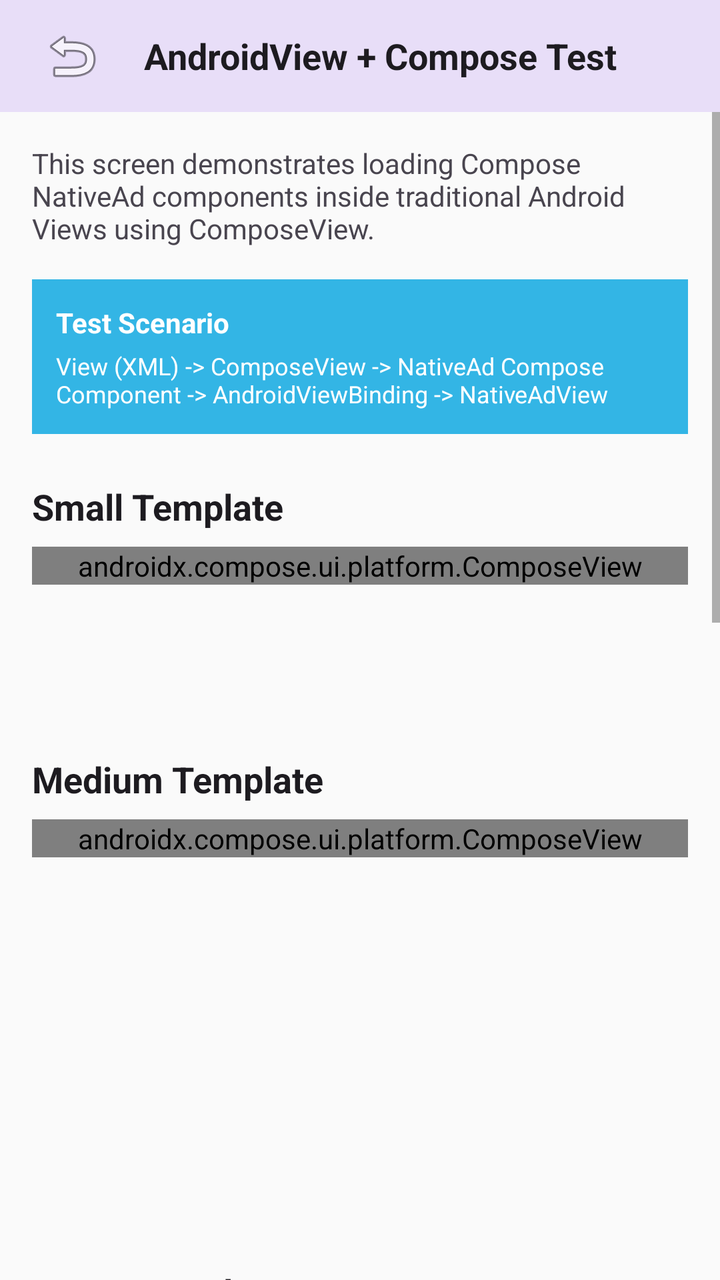
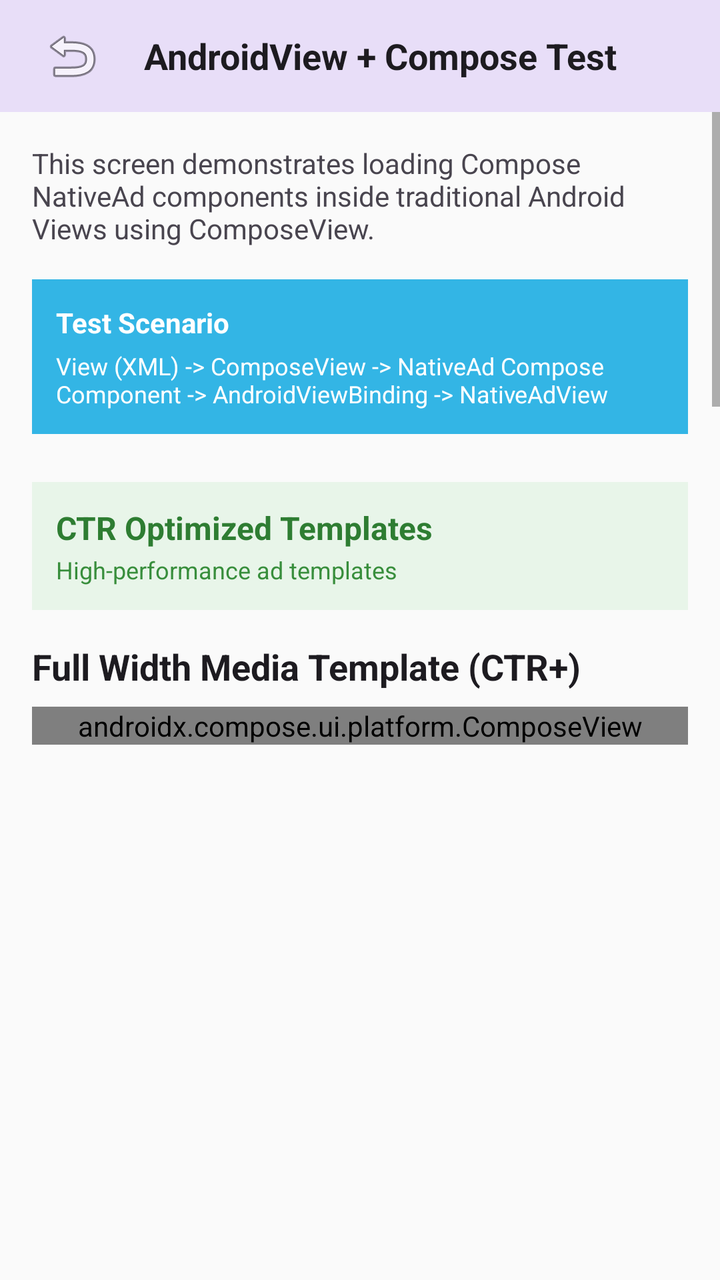

An Android layout rendered at two revisions. The XML below is the earlier revision; the diff shows what the commit changed to produce the second picture.
<!-- AndroidManifest.xml: activity theme android:Theme.Material.Light.NoActionBar -->
<!-- res/layout/activity_android_view_sample.xml -->
<?xml version="1.0" encoding="utf-8"?>
<LinearLayout xmlns:android="http://schemas.android.com/apk/res/android"
    android:layout_width="match_parent"
    android:layout_height="match_parent"
    android:orientation="vertical"
    android:background="#FAFAFA">

    
    <LinearLayout
        android:layout_width="match_parent"
        android:layout_height="56dp"
        android:background="#E8DEF8"
        android:gravity="center_vertical"
        android:paddingHorizontal="16dp">

        <ImageButton
            android:id="@+id/backButton"
            android:layout_width="40dp"
            android:layout_height="40dp"
            android:background="?android:attr/selectableItemBackgroundBorderless"
            android:src="@android:drawable/ic_menu_revert"
            android:contentDescription="Back" />

        <TextView
            android:layout_width="wrap_content"
            android:layout_height="wrap_content"
            android:layout_marginStart="16dp"
            android:text="AndroidView + Compose Test"
            android:textSize="18sp"
            android:textStyle="bold"
            android:textColor="#1D1B20" />
    </LinearLayout>

    <ScrollView
        android:layout_width="match_parent"
        android:layout_height="match_parent">

        <LinearLayout
            android:layout_width="match_parent"
            android:layout_height="wrap_content"
            android:orientation="vertical"
            android:padding="16dp">

            
            <TextView
                android:layout_width="match_parent"
                android:layout_height="wrap_content"
                android:text="This screen demonstrates loading Compose NativeAd components inside traditional Android Views using ComposeView."
                android:textSize="14sp"
                android:textColor="#49454F"
                android:layout_marginBottom="16dp" />

            
            <LinearLayout
                android:layout_width="match_parent"
                android:layout_height="wrap_content"
                android:orientation="vertical"
                android:background="@android:color/holo_blue_light"
                android:padding="12dp"
                android:layout_marginBottom="24dp">

                <TextView
                    android:layout_width="wrap_content"
                    android:layout_height="wrap_content"
                    android:text="Test Scenario"
                    android:textStyle="bold"
                    android:textColor="#FFFFFF"
                    android:textSize="14sp" />

                <TextView
                    android:layout_width="wrap_content"
                    android:layout_height="wrap_content"
                    android:text="View (XML) -> ComposeView -> NativeAd Compose Component -> AndroidViewBinding -> NativeAdView"
                    android:textColor="#FFFFFF"
                    android:textSize="12sp"
                    android:layout_marginTop="4dp" />
            </LinearLayout>

            
            <TextView
                android:layout_width="wrap_content"
                android:layout_height="wrap_content"
                android:text="Small Template"
                android:textSize="18sp"
                android:textStyle="bold"
                android:textColor="#1D1B20"
                android:layout_marginBottom="8dp" />

            <FrameLayout
                android:id="@+id/smallAdContainer"
                android:layout_width="match_parent"
                android:layout_height="wrap_content"
                android:layout_marginBottom="24dp"
                android:minHeight="80dp">

                <androidx.compose.ui.platform.ComposeView
                    android:id="@+id/smallAdComposeView"
                    android:layout_width="match_parent"
                    android:layout_height="wrap_content" />

                <ProgressBar
                    android:id="@+id/smallAdProgress"
                    android:layout_width="wrap_content"
                    android:layout_height="wrap_content"
                    android:layout_gravity="center" />
            </FrameLayout>

            
            <TextView
                android:layout_width="wrap_content"
                android:layout_height="wrap_content"
                android:text="Medium Template"
                android:textSize="18sp"
                android:textStyle="bold"
                android:textColor="#1D1B20"
                android:layout_marginBottom="8dp" />

            <FrameLayout
                android:id="@+id/mediumAdContainer"
                android:layout_width="match_parent"
                android:layout_height="wrap_content"
                android:layout_marginBottom="24dp"
                android:minHeight="200dp">

                <androidx.compose.ui.platform.ComposeView
                    android:id="@+id/mediumAdComposeView"
                    android:layout_width="match_parent"
                    android:layout_height="wrap_content" />

                <ProgressBar
                    android:id="@+id/mediumAdProgress"
                    android:layout_width="wrap_content"
                    android:layout_height="wrap_content"
                    android:layout_gravity="center" />
            </FrameLayout>

            
            <TextView
                android:layout_width="wrap_content"
                android:layout_height="wrap_content"
                android:text="Large Template"
                android:textSize="18sp"
                android:textStyle="bold"
                android:textColor="#1D1B20"
                android:layout_marginBottom="8dp" />

            <FrameLayout
                android:id="@+id/largeAdContainer"
                android:layout_width="match_parent"
                android:layout_height="wrap_content"
                android:layout_marginBottom="24dp"
                android:minHeight="300dp">

                <androidx.compose.ui.platform.ComposeView
                    android:id="@+id/largeAdComposeView"
                    android:layout_width="match_parent"
                    android:layout_height="wrap_content" />

                <ProgressBar
                    android:id="@+id/largeAdProgress"
                    android:layout_width="wrap_content"
                    android:layout_height="wrap_content"
                    android:layout_gravity="center" />
            </FrameLayout>

            
            <TextView
                android:layout_width="wrap_content"
                android:layout_height="wrap_content"
                android:text="Content Template (CTR+)"
                android:textSize="18sp"
                android:textStyle="bold"
                android:textColor="#1D1B20"
                android:layout_marginBottom="8dp" />

            <FrameLayout
                android:id="@+id/contentAdContainer"
                android:layout_width="match_parent"
                android:layout_height="wrap_content"
                android:layout_marginBottom="24dp"
                android:minHeight="250dp">

                <androidx.compose.ui.platform.ComposeView
                    android:id="@+id/contentAdComposeView"
                    android:layout_width="match_parent"
                    android:layout_height="wrap_content" />

                <ProgressBar
                    android:id="@+id/contentAdProgress"
                    android:layout_width="wrap_content"
                    android:layout_height="wrap_content"
                    android:layout_gravity="center" />
            </FrameLayout>

            
            <LinearLayout
                android:layout_width="match_parent"
                android:layout_height="wrap_content"
                android:orientation="vertical"
                android:background="#E7E0EC"
                android:padding="16dp"
                android:layout_marginTop="8dp">

                <TextView
                    android:layout_width="wrap_content"
                    android:layout_height="wrap_content"
                    android:text="Status"
                    android:textStyle="bold"
                    android:textSize="14sp"
                    android:textColor="#1D1B20" />

                <TextView
                    android:id="@+id/statusText"
                    android:layout_width="wrap_content"
                    android:layout_height="wrap_content"
                    android:text="Loading ads..."
                    android:textSize="12sp"
                    android:textColor="#49454F"
                    android:layout_marginTop="4dp" />
            </LinearLayout>

        </LinearLayout>
    </ScrollView>

</LinearLayout>
<!-- resources referenced by this layout -->
<resources>

</resources>

<!-- the commit's change to res/layout/activity_android_view_sample.xml (unified diff, before → after) -->
@@ -77,6 +77,159 @@
             </LinearLayout>
 
             
+            <LinearLayout
+                android:layout_width="match_parent"
+                android:layout_height="wrap_content"
+                android:orientation="vertical"
+                android:background="#E8F5E9"
+                android:padding="12dp"
+                android:layout_marginBottom="16dp">
+
+                <TextView
+                    android:layout_width="wrap_content"
+                    android:layout_height="wrap_content"
+                    android:text="CTR Optimized Templates"
+                    android:textStyle="bold"
+                    android:textColor="#2E7D32"
+                    android:textSize="16sp" />
+
+                <TextView
+                    android:layout_width="wrap_content"
+                    android:layout_height="wrap_content"
+                    android:text="High-performance ad templates"
+                    android:textColor="#388E3C"
+                    android:textSize="12sp"
+                    android:layout_marginTop="2dp" />
+            </LinearLayout>
+
+            
+            <TextView
+                android:layout_width="wrap_content"
+                android:layout_height="wrap_content"
+                android:text="Full Width Media Template (CTR+)"
+                android:textSize="18sp"
+                android:textStyle="bold"
+                android:textColor="#1D1B20"
+                android:layout_marginBottom="8dp" />
+
+            <FrameLayout
+                android:id="@+id/fullWidthMediaAdContainer"
+                android:layout_width="match_parent"
+                android:layout_height="wrap_content"
+                android:layout_marginBottom="24dp"
+                android:minHeight="300dp">
+
+                <androidx.compose.ui.platform.ComposeView
+                    android:id="@+id/fullWidthMediaAdComposeView"
+                    android:layout_width="match_parent"
+                    android:layout_height="wrap_content" />
+
+                <ProgressBar
+                    android:id="@+id/fullWidthMediaAdProgress"
+                    android:layout_width="wrap_content"
+                    android:layout_height="wrap_content"
+                    android:layout_gravity="center" />
+            </FrameLayout>
+
+            
+            <TextView
+                android:layout_width="wrap_content"
+                android:layout_height="wrap_content"
+                android:text="Content Template (CTR+)"
+                android:textSize="18sp"
+                android:textStyle="bold"
+                android:textColor="#1D1B20"
+                android:layout_marginBottom="8dp" />
+
+            <FrameLayout
+                android:id="@+id/contentAdContainer"
+                android:layout_width="match_parent"
+                android:layout_height="wrap_content"
+                android:layout_marginBottom="24dp"
+                android:minHeight="250dp">
+
+                <androidx.compose.ui.platform.ComposeView
+                    android:id="@+id/contentAdComposeView"
+                    android:layout_width="match_parent"
+                    android:layout_height="wrap_content" />
+
+                <ProgressBar
+                    android:id="@+id/contentAdProgress"
+                    android:layout_width="wrap_content"
+                    android:layout_height="wrap_content"
+                    android:layout_gravity="center" />
+            </FrameLayout>
+
+            
+            <TextView
+                android:layout_width="wrap_content"
+                android:layout_height="wrap_content"
+                android:text="App Install Template (CTR+)"
+                android:textSize="18sp"
+                android:textStyle="bold"
+                android:textColor="#1D1B20"
+                android:layout_marginBottom="8dp" />
+
+            <FrameLayout
+                android:id="@+id/appInstallAdContainer"
+                android:layout_width="match_parent"
+                android:layout_height="wrap_content"
+                android:layout_marginBottom="24dp"
+                android:minHeight="200dp">
+
+                <androidx.compose.ui.platform.ComposeView
+                    android:id="@+id/appInstallAdComposeView"
+                    android:layout_width="match_parent"
+                    android:layout_height="wrap_content" />
+
+                <ProgressBar
+                    android:id="@+id/appInstallAdProgress"
+                    android:layout_width="wrap_content"
+                    android:layout_height="wrap_content"
+                    android:layout_gravity="center" />
+            </FrameLayout>
+
+            
+            <TextView
+                android:layout_width="wrap_content"
+                android:layout_height="wrap_content"
+                android:text="Standard Templates"
+                android:textStyle="bold"
+                android:textColor="#49454F"
+                android:textSize="16sp"
+                android:layout_marginTop="8dp"
+                android:layout_marginBottom="16dp" />
+
+            
+            <TextView
+                android:layout_width="wrap_content"
+                android:layout_height="wrap_content"
+                android:text="Headline Template"
+                android:textSize="18sp"
+                android:textStyle="bold"
+                android:textColor="#1D1B20"
+                android:layout_marginBottom="8dp" />
+
+            <FrameLayout
+                android:id="@+id/headlineAdContainer"
+                android:layout_width="match_parent"
+                android:layout_height="wrap_content"
+                android:layout_marginBottom="24dp"
+                android:minHeight="50dp">
+
+                <androidx.compose.ui.platform.ComposeView
+                    android:id="@+id/headlineAdComposeView"
+                    android:layout_width="match_parent"
+                    android:layout_height="wrap_content" />
+
+                <ProgressBar
+                    android:id="@+id/headlineAdProgress"
+                    android:layout_width="wrap_content"
+                    android:layout_height="wrap_content"
+                    android:layout_gravity="center" />
+            </FrameLayout>
+
+            
             <TextView
                 android:layout_width="wrap_content"
                 android:layout_height="wrap_content"
@@ -109,6 +262,35 @@
             <TextView
                 android:layout_width="wrap_content"
                 android:layout_height="wrap_content"
+                android:text="Icon Small Template"
+                android:textSize="18sp"
+                android:textStyle="bold"
+                android:textColor="#1D1B20"
+                android:layout_marginBottom="8dp" />
+
+            <FrameLayout
+                android:id="@+id/iconSmallAdContainer"
+                android:layout_width="match_parent"
+                android:layout_height="wrap_content"
+                android:layout_marginBottom="24dp"
+                android:minHeight="80dp">
+
+                <androidx.compose.ui.platform.ComposeView
+                    android:id="@+id/iconSmallAdComposeView"
+                    android:layout_width="match_parent"
+                    android:layout_height="wrap_content" />
+
+                <ProgressBar
+                    android:id="@+id/iconSmallAdProgress"
+                    android:layout_width="wrap_content"
+                    android:layout_height="wrap_content"
+                    android:layout_gravity="center" />
+            </FrameLayout>
+
+            
+            <TextView
+                android:layout_width="wrap_content"
+                android:layout_height="wrap_content"
                 android:text="Medium Template"
                 android:textSize="18sp"
                 android:textStyle="bold"
@@ -158,35 +340,6 @@
 
                 <ProgressBar
                     android:id="@+id/largeAdProgress"
-                    android:layout_width="wrap_content"
-                    android:layout_height="wrap_content"
-                    android:layout_gravity="center" />
-            </FrameLayout>
-
-            
-            <TextView
-                android:layout_width="wrap_content"
-                android:layout_height="wrap_content"
-                android:text="Content Template (CTR+)"
-                android:textSize="18sp"
-                android:textStyle="bold"
-                android:textColor="#1D1B20"
-                android:layout_marginBottom="8dp" />
-
-            <FrameLayout
-                android:id="@+id/contentAdContainer"
-                android:layout_width="match_parent"
-                android:layout_height="wrap_content"
-                android:layout_marginBottom="24dp"
-                android:minHeight="250dp">
-
-                <androidx.compose.ui.platform.ComposeView
-                    android:id="@+id/contentAdComposeView"
-                    android:layout_width="match_parent"
-                    android:layout_height="wrap_content" />
-
-                <ProgressBar
-                    android:id="@+id/contentAdProgress"
                     android:layout_width="wrap_content"
                     android:layout_height="wrap_content"
                     android:layout_gravity="center" />
